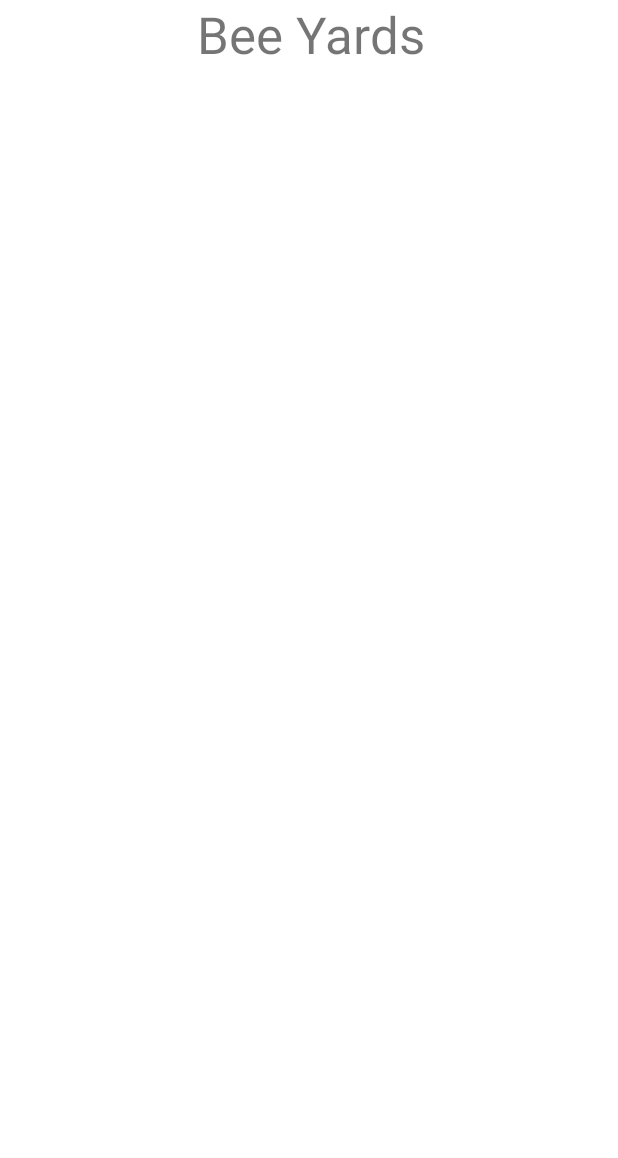
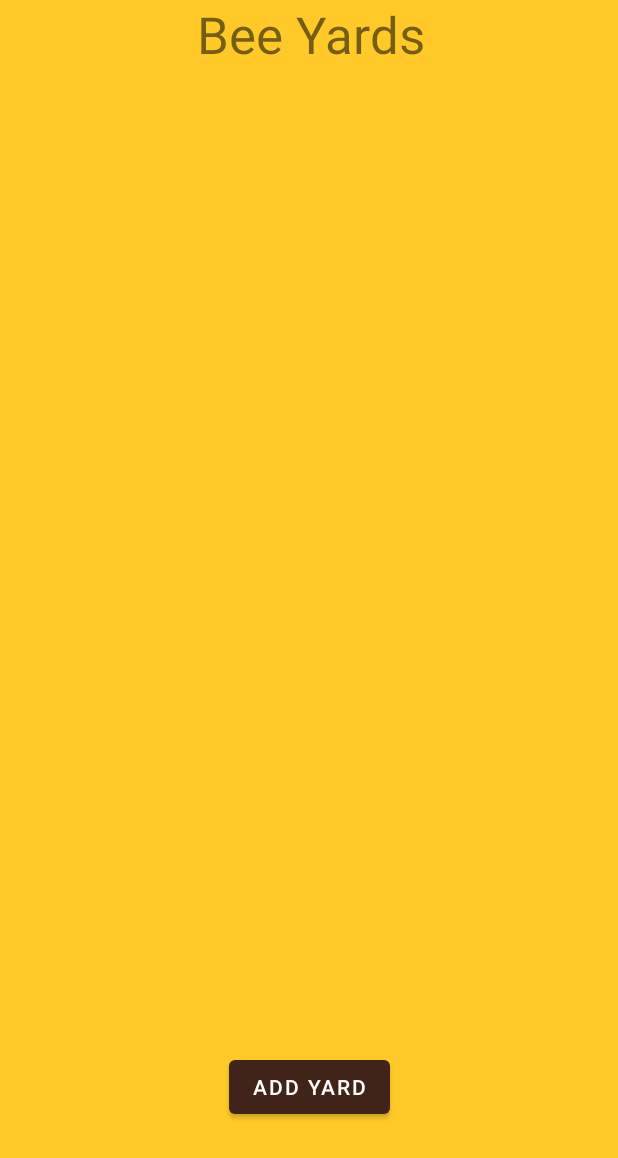
Before and after one commit to typ0ninja/ColonyKeeper, an Android app: the layout activity_yard_list.xml on its own in the app's theme, with its tools: preview values and no code run, on a phone screen of 412 x 824 dp. Shown: the top 1158 px of the screen. Run offline under Robolectric (Android 15) with nearby library versions, the phone set to English and light mode, and no system bars.

Commit message:
Color/design pass for galleries

```diff
--- a/app/src/main/AndroidManifest.xml
+++ b/app/src/main/AndroidManifest.xml
@@ -32,6 +32,11 @@
                 android:name="android.support.PARENT_ACTIVITY"
                 android:value=".YardActivity" />
         </activity>
+        <activity android:name=".AddBeeYardActivity">
+            <meta-data
+                android:name="android.support.PARENT_ACTIVITY"
+                android:value=".YardActivity" />
+        </activity>
     </application>
 
 </manifest>
--- a/app/src/main/res/layout/activity_hive_list.xml
+++ b/app/src/main/res/layout/activity_hive_list.xml
@@ -18,7 +18,7 @@
         app:layout_constraintTop_toTopOf="parent" />
 
 
-    <FrameLayout
+    <GridLayout
         android:id="@+id/hiveFrameLayout"
         android:layout_width="match_parent"
         android:layout_height="500dp"
@@ -31,12 +31,12 @@
             android:id="@+id/hive_grid_recycler_view"
             android:layout_width="match_parent"
             android:layout_height="match_parent"
-            android:orientation="vertical"
+            android:orientation="horizontal"
             app:layoutManager="androidx.recyclerview.widget.GridLayoutManager"
             app:layout_constraintBottom_toBottomOf="@+id/frameLayout"
             app:spanCount="1" />
 
-    </FrameLayout>
+    </GridLayout>
 
     <Button
         android:id="@+id/backToYard"
--- a/app/src/main/res/layout/activity_yard_list.xml
+++ b/app/src/main/res/layout/activity_yard_list.xml
@@ -17,24 +17,30 @@
         app:layout_constraintStart_toStartOf="parent"
         app:layout_constraintTop_toTopOf="parent" />
 
-        <FrameLayout
-        android:id="@+id/yardFrameLayout"
+
+    <androidx.recyclerview.widget.RecyclerView
+        android:id="@+id/yard_grid_recycler_view"
         android:layout_width="match_parent"
         android:layout_height="500dp"
-        tools:context=".YardActivity"
+        android:orientation="vertical"
+        app:layoutManager="androidx.recyclerview.widget.GridLayoutManager"
+        app:spanCount="2"
+        android:maxHeight="250dp"
         app:layout_constraintEnd_toEndOf="parent"
         app:layout_constraintStart_toStartOf="parent"
-        app:layout_constraintTop_toBottomOf="@id/yardNameView">
+        app:layout_constraintTop_toBottomOf="@id/yardNameView" />
 
-            <androidx.recyclerview.widget.RecyclerView
-                android:id="@+id/yard_grid_recycler_view"
-                android:layout_width="match_parent"
-                android:layout_height="match_parent"
-                android:orientation="vertical"
-                app:layoutManager="androidx.recyclerview.widget.GridLayoutManager"
-                app:layout_constraintBottom_toBottomOf="@+id/frameLayout"
-                app:spanCount="1" />
 
-        </FrameLayout>
+
+    <Button
+        android:id="@+id/addYard"
+        android:layout_width="wrap_content"
+        android:layout_height="wrap_content"
+        android:layout_marginTop="68dp"
+        android:text="Add Yard"
+        app:layout_constraintBottom_toBottomOf="parent"
+        app:layout_constraintEnd_toEndOf="parent"
+        app:layout_constraintStart_toStartOf="parent"
+        app:layout_constraintTop_toBottomOf="@id/yard_grid_recycler_view" />
 
 </androidx.constraintlayout.widget.ConstraintLayout>
--- a/app/src/main/res/values/themes.xml
+++ b/app/src/main/res/values/themes.xml
@@ -2,7 +2,7 @@
     <!-- Base application theme. -->
     <style name="Theme.ColonyKeeper" parent="Theme.MaterialComponents.DayNight.DarkActionBar">
         <!-- Primary brand color. -->
-        <item name="colorPrimary">@color/yellow_500</item>
+        <item name="colorPrimary">@color/brown_700</item>
         <item name="colorPrimaryVariant">@color/yellow_700</item>
         <item name="colorOnPrimary">@color/white</item>
         <!-- Secondary brand color. -->
@@ -12,5 +12,7 @@
         <!-- Status bar color. -->
         <item name="android:statusBarColor" tools:targetApi="l">?attr/colorPrimaryVariant</item>
         <!-- Customize your theme here. -->
+        <item name="android:windowBackground">@color/yellow_500</item>
+
     </style>
 </resources>
```
Also changed, not shown: app/src/main/java/com/team13/colonykeeper/AddBeeYardActivity.kt (added, +21 -0 lines), app/src/main/java/com/team13/colonykeeper/YardActivity.kt (+6 -1 lines).
